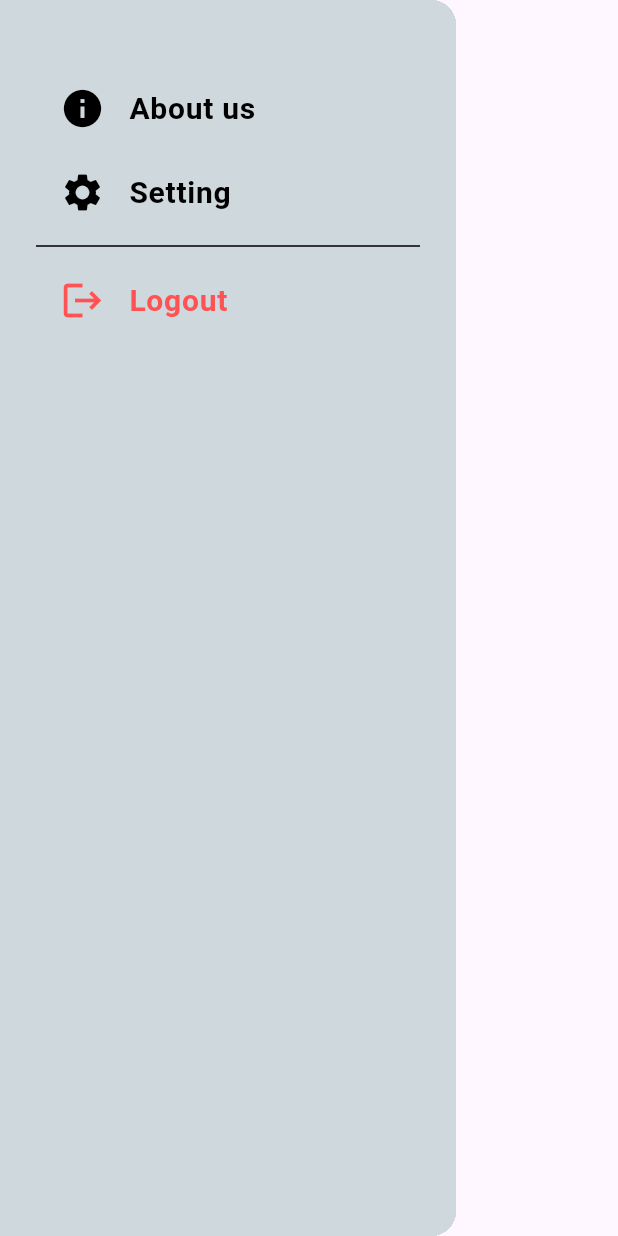
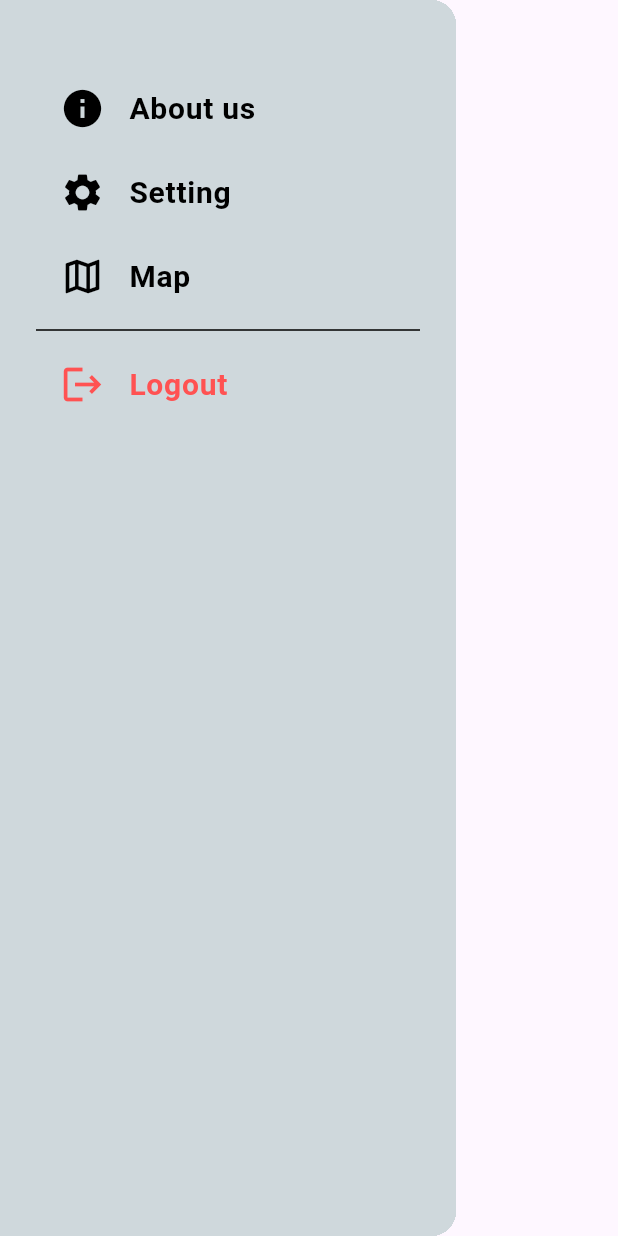
Before and after one commit to paarshva21/JalAnveshak, a Flutter app: the NavigationDrawer1 widget shown alone on an empty page, opened directly, on a phone screen of 412 x 824 dp. Run offline on Flutter 3.47's test engine with Material 3 defaults, Android fonts, the phone set to English and light mode, and no system bars; our stand-ins replace adaptive_theme, email_validator, file_picker, flutter_onboarding_slider, font_awesome_flutter, geolocator and 9 more; missing offline and left inert: dart:ffi, flutter_sound, model_viewer_plus; accounts and stored records are empty; generated files the repository leaves out were written again; network calls fail; project files that could hold a hidden picture were left out.

Commit message:
added maps integration

```diff
--- a/lib/Screens/BottomBar/Chat/TextInput.dart
+++ b/lib/Screens/BottomBar/Chat/TextInput.dart
@@ -2,7 +2,6 @@ import 'dart:convert';
 import 'package:http/http.dart' as http;
 import 'package:flutter/foundation.dart';
 import 'package:flutter/material.dart';
-import 'package:shared_preferences/shared_preferences.dart';
 import '../../../Models/AudioModel.dart';
 import '../../../constants.dart';
 import 'ChatBubble.dart';
--- a/lib/Screens/Drawer.dart
+++ b/lib/Screens/Drawer/Drawer.dart
@@ -1,8 +1,10 @@
 import 'package:flutter/material.dart';
 import 'package:shared_preferences/shared_preferences.dart';
-import '../HomePage.dart';
-import 'Setting.dart';
+import '../../HomePage.dart';
+import '../Setting.dart';
 import 'package:flutter_gen/gen_l10n/app_localizations.dart';
+
+import 'Maps.dart';
 
 class NavigationDrawer1 extends StatelessWidget {
   const NavigationDrawer1({Key? key}) : super(key: key);
@@ -59,6 +61,22 @@ class NavigationDrawer1 extends StatelessWidget {
                   MaterialPageRoute(builder: (context) => const Setting()));
             },
           ),
+          ListTile(
+            leading: const Icon(
+              Icons.map_outlined,
+              color: Colors.black,
+              size: 30,
+            ),
+            title: Text(AppLocalizations.of(context)!.map,
+                style: const TextStyle(
+                    color: Colors.black,
+                    fontWeight: FontWeight.w700,
+                    fontSize: 20)),
+            onTap: () {
+              Navigator.of(context).push(
+                  MaterialPageRoute(builder: (context) => const Maps()));
+            },
+          ),
           const Divider(
             color: Colors.black,
             thickness: 1,
@@ -84,6 +102,7 @@ class NavigationDrawer1 extends StatelessWidget {
                   ModalRoute.withName('/'),
                 );
               }),
+
         ]),
       ]));
 }
--- a/lib/Screens/UserPage.dart
+++ b/lib/Screens/UserPage.dart
@@ -2,7 +2,7 @@ import 'BottomBar/AudioInput.dart';
 import 'BottomBar/Chat/TextInput.dart';
 import 'BottomBar/OCRInput.dart';
 import 'package:flutter/material.dart';
-import 'package:jal_anveshak/Screens/Drawer.dart';
+import 'package:jal_anveshak/Screens/Drawer/Drawer.dart';
 import 'package:font_awesome_flutter/font_awesome_flutter.dart';
 import 'package:flutter_gen/gen_l10n/app_localizations.dart';
 
--- a/lib/l10n/app_ar.arb
+++ b/lib/l10n/app_ar.arb
@@ -64,5 +64,6 @@
     "camera": "آلة تصوير",
     "useCamera": "استخدم الكاميرا",
     "uploadFile": "رفع ملف",
-    "speakMic": "التحدث في هيئة التصنيع العسكري"
+    "speakMic": "التحدث في هيئة التصنيع العسكري",
+    "map": "خريطة"
 }
--- a/lib/l10n/app_en.arb
+++ b/lib/l10n/app_en.arb
@@ -230,5 +230,9 @@
     "speakMic": "Speak into the mic.",
     "@speakMic": {
         "description": "For speaking into mic"
+    },
+    "map": "Map",
+    "@map": {
+        "description": "For map"
     }
 }
--- a/lib/l10n/app_hi.arb
+++ b/lib/l10n/app_hi.arb
@@ -54,5 +54,6 @@
     "camera": "कैमरा",
     "useCamera": "कैमरा खोलो",
     "uploadFile": "अपलोड करो",
-    "speakMic": "माइक में बोलो।"
+    "speakMic": "माइक में बोलो।",
+    "map": "नक्शा"
 }
--- a/pubspec.yaml
+++ b/pubspec.yaml
@@ -61,6 +61,8 @@ dependencies:
   loading_animation_widget:
   file_picker:
   syncfusion_flutter_gauges:
+  google_maps_flutter:
+  geolocator:
 
 
   # The following adds the Cupertino Icons font to your application.
```
Also changed, not shown: lib/Screens/Drawer/Maps.dart (added, +106 -0 lines), pubspec.lock, 4 other files.
